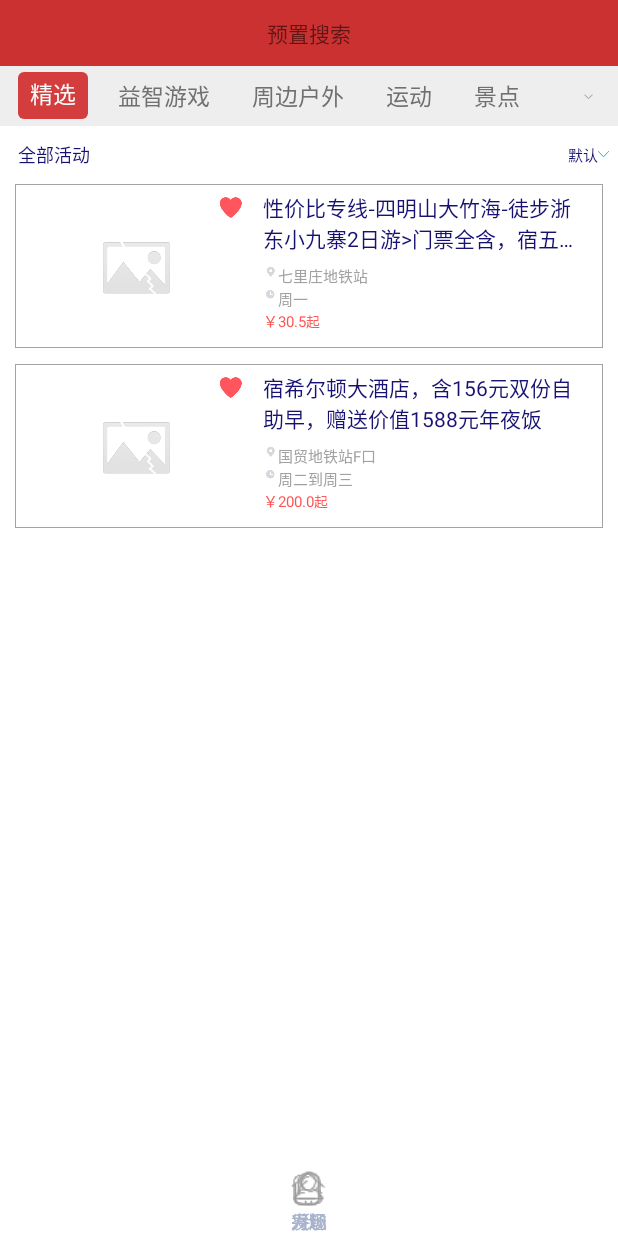
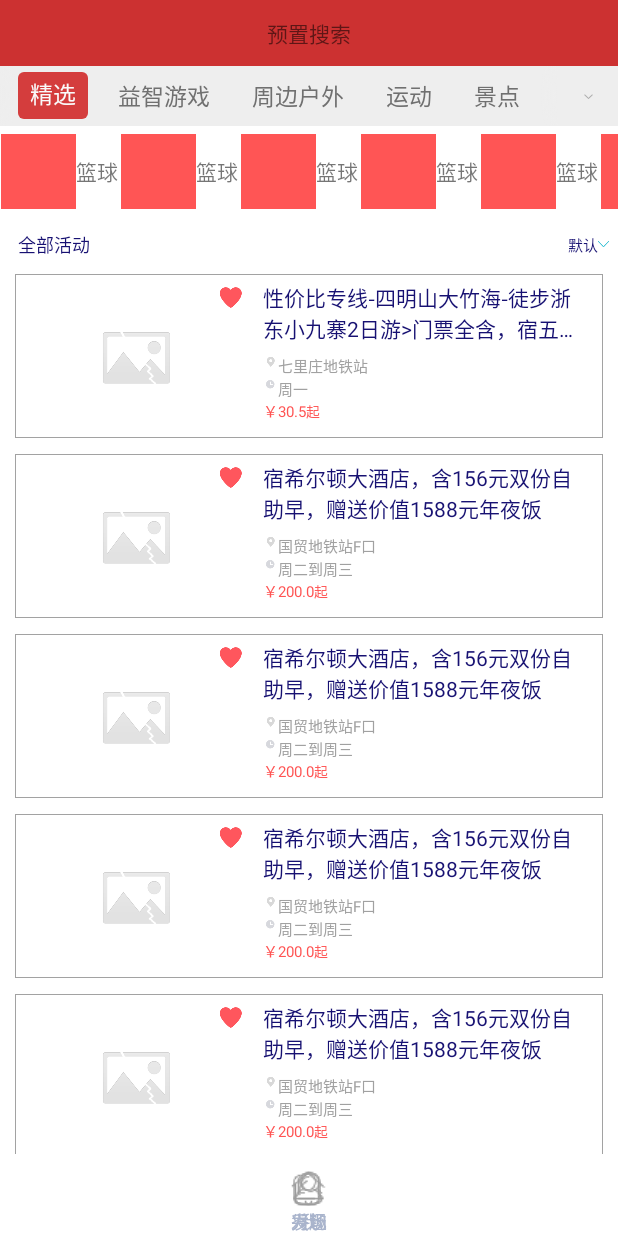
Before and after one commit to WyDing/IdlePlay, an Android app: the screen it shows after launch (IndexActivity), on a phone screen of 412 x 824 dp. Run offline under Robolectric (Android 15) with nearby library versions, the phone set to English and light mode, and no system bars; our stand-ins replace ButterKnife, CircleImageView; pictures from the network do not load.

Commit message:
第三类item添加

```diff
--- /dev/null
+++ b/app/src/main/java/com/iwuyou/idleplay/actions/ActionLabelAdapter.java
@@ -0,0 +1,90 @@
+package com.iwuyou.idleplay.actions;
+
+import android.content.Context;
+import android.support.v7.widget.RecyclerView;
+import android.view.LayoutInflater;
+import android.view.View;
+import android.view.ViewGroup;
+import android.widget.ImageView;
+import android.widget.TextView;
+
+import com.iwuyou.idleplay.R;
+import com.iwuyou.idleplay.mode.ActionLabel;
+
+import java.util.List;
+
+import butterknife.BindView;
+import butterknife.ButterKnife;
+
+/**
+ * Created by duanding on 16/11/26.
+ */
+
+public class ActionLabelAdapter extends RecyclerView.Adapter<ActionLabelAdapter.ViewHolder> {
+    private Context context;
+    private List<ActionLabel> actionLabels;
+
+
+    public ActionLabelAdapter(Context context, List<ActionLabel> actionLabels) {
+        this.context = context;
+        this.actionLabels = actionLabels;
+    }
+
+    @Override
+    public ViewHolder onCreateViewHolder(ViewGroup parent, int viewType) {
+        View view = LayoutInflater.from(context).inflate(R.layout.item_action_form_view, null);
+        return new ViewHolder(view);
+    }
+
+    @Override
+    public void onBindViewHolder(final ViewHolder holder, final int position) {
+        holder.itemView.setOnClickListener(new View.OnClickListener() {
+            @Override
+            public void onClick(View v) {
+                if (null != onItemClickListener) {
+                    onItemClickListener.onItemClick(holder.itemView, position, actionLabels.get(position));
+                }
+            }
+        });
+        holder.itemView.setOnLongClickListener(new View.OnLongClickListener() {
+            @Override
+            public boolean onLongClick(View v) {
+                if (null != onItemClickListener) {
+                    onItemClickListener.onItemLongClick(holder.itemView, position, actionLabels.get(position));
+                }
+                return true;
+            }
+        });
+    }
+
+    @Override
+    public int getItemCount() {
+        return null == actionLabels ? 0 : actionLabels.size();
+    }
+
+    static class ViewHolder extends RecyclerView.ViewHolder {
+        @BindView(R.id.image_ic)
+        ImageView imageIc;
+        @BindView(R.id.image_name)
+        TextView imageName;
+
+        ViewHolder(View view) {
+            super(view);
+            ButterKnife.bind(this, view);
+        }
+    }
+
+    private OnItemClickListener<ActionLabel> onItemClickListener;
+
+    public void setOnItemClickListener(OnItemClickListener<ActionLabel> onItemClickListener) {
+        this.onItemClickListener = onItemClickListener;
+    }
+
+    // 点击事件接口
+    public interface OnItemClickListener<T> {
+        void onItemClick(View view, int position, T model);
+
+        void onItemLongClick(View view, int position, T model);
+    }
+
+}
--- a/app/src/main/java/com/iwuyou/idleplay/actions/ActionsAdapter.java
+++ b/app/src/main/java/com/iwuyou/idleplay/actions/ActionsAdapter.java
@@ -1,12 +1,15 @@
 package com.iwuyou.idleplay.actions;
 
 import android.content.Context;
+import android.support.v7.widget.LinearLayoutManager;
+import android.support.v7.widget.RecyclerView;
 import android.view.View;
 import android.widget.ImageView;
 import android.widget.TextView;
 
 import com.iwuyou.idleplay.R;
 import com.iwuyou.idleplay.mode.Action;
+import com.iwuyou.idleplay.mode.ActionLabel;
 import com.iwuyou.idleplay.utils.ImageLoader;
 import com.iwuyou.idleplay.view.swipe.BaseRecyclerViewAdapter;
 import com.iwuyou.idleplay.view.swipe.BaseViewHolder;
@@ -26,6 +29,7 @@ import static com.iwuyou.idleplay.mode.Action.SORT;
 
 public class ActionsAdapter extends BaseRecyclerViewAdapter<Action> {
 
+
     public ActionsAdapter(Context context, List<Action> data) {
         super(context, data);
     }
@@ -37,8 +41,8 @@ public class ActionsAdapter extends BaseRecyclerViewAdapter<Action> {
                 return new ViewHolderBrief(realContentView);
             case SORT:
                 return new ViewHolderSort(realContentView);
-//            case FORM:
-//                return R.layout.item_action_form;
+            case FORM:
+                return new ViewHolderFrom(realContentView);
         }
         return new ViewHolderBrief(realContentView);
     }
@@ -59,6 +63,31 @@ public class ActionsAdapter extends BaseRecyclerViewAdapter<Action> {
             case SORT:
                 break;
             case FORM:
+                ViewHolderFrom viewHolderFrom = (ViewHolderFrom) holder;
+                LinearLayoutManager layoutManager = new LinearLayoutManager(mContext);
+                layoutManager.setOrientation(LinearLayoutManager.HORIZONTAL);
+                viewHolderFrom.recyclerView.setLayoutManager(layoutManager);
+                List<ActionLabel> labels = getItemData(position).getLabels();
+                if (null != labels && labels.size() != 0) {
+                    ActionLabelAdapter adapter = new ActionLabelAdapter(mContext, labels);
+                    if (null != onFromItemClickListener) {
+                        adapter.setOnItemClickListener(new ActionLabelAdapter.OnItemClickListener<ActionLabel>() {
+                            @Override
+                            public void onItemClick(View view, int position, ActionLabel model) {
+                                onFromItemClickListener.onItemClick(view, position, model);
+                            }
+
+                            @Override
+                            public void onItemLongClick(View view, int position, ActionLabel model) {
+                                onFromItemClickListener.onItemLongClick(view, position, model);
+                            }
+                        });
+                    }
+                    viewHolderFrom.recyclerView.setAdapter(adapter);
+
+                } else {
+                    viewHolderFrom.recyclerView.setVisibility(View.GONE);
+                }
                 break;
         }
 
@@ -103,7 +132,7 @@ public class ActionsAdapter extends BaseRecyclerViewAdapter<Action> {
     }
 
 
-    static class ViewHolderSort extends BaseViewHolder{
+    static class ViewHolderSort extends BaseViewHolder {
         @BindView(R.id.img_arrow)
         ImageView imgArrow;
         @BindView(R.id.text_sort)
@@ -114,4 +143,26 @@ public class ActionsAdapter extends BaseRecyclerViewAdapter<Action> {
             ButterKnife.bind(this, view);
         }
     }
+
+    static class ViewHolderFrom extends BaseViewHolder {
+        @BindView(R.id.recycler_view)
+        RecyclerView recyclerView;
+
+        ViewHolderFrom(View view) {
+            super(view);
+            ButterKnife.bind(this, view);
+        }
+    }
+
+    private OnFromItemClickListener onFromItemClickListener;
+
+    public void setOnFromItemClickListener(OnFromItemClickListener onFromItemClickListener) {
+        this.onFromItemClickListener = onFromItemClickListener;
+    }
+
+    public static interface OnFromItemClickListener {
+        void onItemClick(View view, int position, ActionLabel model);
+
+        void onItemLongClick(View view, int position, ActionLabel model);
+    }
 }
--- a/app/src/main/java/com/iwuyou/idleplay/actions/ActionsFragment.java
+++ b/app/src/main/java/com/iwuyou/idleplay/actions/ActionsFragment.java
@@ -3,6 +3,7 @@ package com.iwuyou.idleplay.actions;
 import android.app.Activity;
 import android.os.Bundle;
 import android.support.v7.widget.LinearLayoutManager;
+import android.support.v7.widget.RecyclerView;
 import android.view.LayoutInflater;
 import android.view.View;
 import android.view.ViewGroup;
@@ -10,8 +11,11 @@ import android.view.ViewGroup;
 import com.iwuyou.idleplay.R;
 import com.iwuyou.idleplay.base.BaseFragment;
 import com.iwuyou.idleplay.mode.Action;
+import com.iwuyou.idleplay.mode.ActionLabel;
 import com.iwuyou.idleplay.view.swipe.RichRecyclerView;
 import com.iwuyou.libmine.view.pullrefreshandloadview.PullToRefreshLayout;
+import com.iwuyou.libmine.view.pullrefreshandloadview.Pullable;
+import com.libswipeview.swipe.touch.OnItemMoveListener;
 
 import java.util.ArrayList;
 import java.util.List;
@@ -23,11 +27,13 @@ import butterknife.ButterKnife;
  * Created by duanding on 16/11/21.
  */
 
-public class ActionsFragment extends BaseFragment {
+public class ActionsFragment extends BaseFragment implements PullToRefreshLayout.OnRefreshListener {
 
     private static final String ARG_POSITION = "position";
     @BindView(R.id.recycler_view)
     RichRecyclerView mRecyclerView;
+    @BindView(R.id.view_sort)
+    View viewSort;
     @BindView(R.id.view_pull_layout)
     PullToRefreshLayout mViewPullLayout;
 
@@ -36,6 +42,8 @@ public class ActionsFragment extends BaseFragment {
     private ActionsAdapter mAdapter;
 
     private Activity activity;
+
+    private boolean isRefresh;
 
     @Override
     public int initContentViewID() {
@@ -47,8 +55,22 @@ public class ActionsFragment extends BaseFragment {
         activity = getActivity();
         mActions = new ArrayList<>();
         mAdapter = new ActionsAdapter(activity, mActions);
-        mRecyclerView.setLayoutManager(new LinearLayoutManager(activity));
+        final LinearLayoutManager layoutManager = new LinearLayoutManager(activity);
+        mRecyclerView.setLayoutManager(layoutManager);
         mRecyclerView.setAdapter(mAdapter);
+        isRefresh = false;
+
+        List<ActionLabel> actionLabels = new ArrayList<>();
+        actionLabels.add(new ActionLabel());
+        actionLabels.add(new ActionLabel());
+        actionLabels.add(new ActionLabel());
+        actionLabels.add(new ActionLabel());
+        actionLabels.add(new ActionLabel());
+        actionLabels.add(new ActionLabel());
+        actionLabels.add(new ActionLabel());
+        actionLabels.add(new ActionLabel());
+        actionLabels.add(new ActionLabel());
+        mActions.add(new Action(actionLabels, Action.FORM));
         mActions.add(new Action(Action.SORT));
         mActions.add(new Action("性价比专线-四明山大竹海-徒步浙东小九寨2日游>门票全含，宿五星，性价比爆棚",
                 "周一", "七里庄地铁站", null, 30.5,
@@ -58,6 +80,37 @@ public class ActionsFragment extends BaseFragment {
         mActions.add(new Action("宿希尔顿大酒店，含156元双份自助早，赠送价值1588元年夜饭", "周二到周三", "国贸地铁站F口", null,
                 200, "http://m.tuniucdn.com/fb2/t1/G2/M00/07/E7/Cii-TFgsHSGIG5MWAAiS7RergWcAAEdQwKoow4ACJMF906_w450_h300_c1_t0_w500_h280_c1_t0.jpg"
                 , Action.BRIEF));
+        mActions.add(new Action("宿希尔顿大酒店，含156元双份自助早，赠送价值1588元年夜饭", "周二到周三", "国贸地铁站F口", null,
+                200, "http://m.tuniucdn.com/fb2/t1/G2/M00/07/E7/Cii-TFgsHSGIG5MWAAiS7RergWcAAEdQwKoow4ACJMF906_w450_h300_c1_t0_w500_h280_c1_t0.jpg"
+                , Action.BRIEF));
+        mActions.add(new Action("宿希尔顿大酒店，含156元双份自助早，赠送价值1588元年夜饭", "周二到周三", "国贸地铁站F口", null,
+                200, "http://m.tuniucdn.com/fb2/t1/G2/M00/07/E7/Cii-TFgsHSGIG5MWAAiS7RergWcAAEdQwKoow4ACJMF906_w450_h300_c1_t0_w500_h280_c1_t0.jpg"
+                , Action.BRIEF));
+        mActions.add(new Action("宿希尔顿大酒店，含156元双份自助早，赠送价值1588元年夜饭", "周二到周三", "国贸地铁站F口", null,
+                200, "http://m.tuniucdn.com/fb2/t1/G2/M00/07/E7/Cii-TFgsHSGIG5MWAAiS7RergWcAAEdQwKoow4ACJMF906_w450_h300_c1_t0_w500_h280_c1_t0.jpg"
+                , Action.BRIEF));
+
+
+        mRecyclerView.addOnScrollListener(new RecyclerView.OnScrollListener() {
+            @Override
+            public void onScrollStateChanged(RecyclerView recyclerView, int newState) {
+                super.onScrollStateChanged(recyclerView, newState);
+
+            }
+
+            @Override
+            public void onScrolled(RecyclerView recyclerView, int dx, int dy) {
+                super.onScrolled(recyclerView, dx, dy);
+                if (mActions.get(layoutManager.findFirstVisibleItemPosition()).getType() == Action.SORT &&
+                        !mViewPullLayout.isRefresh()) {
+                    viewSort.setVisibility(View.VISIBLE);
+                } else {
+                    viewSort.setVisibility(View.GONE);
+                }
+            }
+        });
+
+
         mAdapter.notifyDataSetChanged();
     }
 
@@ -68,4 +121,14 @@ public class ActionsFragment extends BaseFragment {
         f.setArguments(b);
         return f;
     }
+
+    @Override
+    public void onRefresh(PullToRefreshLayout pullToRefreshLayout) {
+        isRefresh = true;
+    }
+
+    @Override
+    public void onLoadMore(PullToRefreshLayout pullToRefreshLayout) {
+
+    }
 }
--- a/app/src/main/java/com/iwuyou/idleplay/mode/Action.java
+++ b/app/src/main/java/com/iwuyou/idleplay/mode/Action.java
@@ -26,6 +26,7 @@ public class Action implements Parcelable {
     private int type;
     private int state;
     private boolean isLike;
+    private List<ActionLabel> labels;
 
     public String getName() {
         return name;
@@ -99,10 +100,23 @@ public class Action implements Parcelable {
         this.imageDetailUrl = imageDetailUrl;
     }
 
+    public List<ActionLabel> getLabels() {
+        return labels;
+    }
+
+    public void setLabels(List<ActionLabel> labels) {
+        this.labels = labels;
+    }
+
     public Action() {
     }
 
     public Action(int type) {
+        this.type = type;
+    }
+
+    public Action(List<ActionLabel> labels, int type) {
+        this.labels = labels;
         this.type = type;
     }
 
--- a/app/src/main/res/layout/fragment_actions.xml
+++ b/app/src/main/res/layout/fragment_actions.xml
@@ -1,5 +1,5 @@
 <?xml version="1.0" encoding="utf-8"?>
-<LinearLayout xmlns:android="http://schemas.android.com/apk/res/android"
+<RelativeLayout xmlns:android="http://schemas.android.com/apk/res/android"
     android:layout_width="match_parent"
     android:layout_height="match_parent"
     android:background="#ffffff"
@@ -12,16 +12,23 @@
 
         <include layout="@layout/refresh_head_view" />
 
+
         <com.iwuyou.idleplay.view.swipe.RichRecyclerView
             android:id="@+id/recycler_view"
             android:layout_width="match_parent"
+            android:layout_height="match_parent"
             android:paddingBottom="5dp"
             android:paddingTop="5dp"
-            android:layout_height="match_parent"
             android:scrollbars="none">
 
         </com.iwuyou.idleplay.view.swipe.RichRecyclerView>
 
+
         <include layout="@layout/load_more_view" />
     </com.iwuyou.libmine.view.pullrefreshandloadview.PullToRefreshLayout>
-</LinearLayout>
+
+    <include
+        android:id="@+id/view_sort"
+        layout="@layout/item_action_sort"
+        android:visibility="gone" />
+</RelativeLayout>
--- a/app/src/main/res/layout/item_action_form.xml
+++ b/app/src/main/res/layout/item_action_form.xml
@@ -1,6 +1,7 @@
 <?xml version="1.0" encoding="utf-8"?>
-<LinearLayout xmlns:android="http://schemas.android.com/apk/res/android"
-    android:orientation="vertical" android:layout_width="match_parent"
-    android:layout_height="match_parent">
-
-</LinearLayout>
+<android.support.v7.widget.RecyclerView xmlns:android="http://schemas.android.com/apk/res/android"
+    android:id="@+id/recycler_view"
+    android:layout_width="match_parent"
+    android:layout_height="60dp"
+    android:minHeight="60dp"
+    android:orientation="vertical" />
--- /dev/null
+++ b/app/src/main/res/layout/item_action_form_view.xml
@@ -0,0 +1,20 @@
+<?xml version="1.0" encoding="utf-8"?>
+<LinearLayout xmlns:android="http://schemas.android.com/apk/res/android"
+    android:layout_width="80dp"
+    android:layout_height="match_parent"
+    android:gravity="center"
+    android:minWidth="80dp"
+    android:orientation="horizontal">
+
+    <ImageView
+        android:id="@+id/image_ic"
+        android:layout_width="50dp"
+        android:layout_height="50dp"
+        android:background="#ff5555" />
+
+    <TextView
+        android:id="@+id/image_name"
+        android:layout_width="wrap_content"
+        android:layout_height="wrap_content"
+        android:text="篮球" />
+</LinearLayout>
--- a/libmine/src/main/java/com/iwuyou/libmine/view/pullrefreshandloadview/PullToRefreshLayout.java
+++ b/libmine/src/main/java/com/iwuyou/libmine/view/pullrefreshandloadview/PullToRefreshLayout.java
@@ -116,6 +116,8 @@ public class PullToRefreshLayout extends RelativeLayout {
 
     private Context mContext;
 
+    private boolean isRefresh;
+
     private String pullDownText = getContext().getString(R.string.pull_to_refresh);
     private String pullUpText = getContext().getString(R.string.pullup_to_load);
     private String pullInitText = getContext().getString(R.string.release_to_refresh);
@@ -151,6 +153,7 @@ public class PullToRefreshLayout extends RelativeLayout {
             if (pullDownY < 0) {
                 // 已完成回弹
                 pullDownY = 0;
+                isRefresh = false;
                 pullView.clearAnimation();
                 // 隐藏下拉头时有可能还在刷新，只有当前状态不是正在刷新时才改变状态
                 if (state != REFRESHING && state != LOADING)
@@ -207,6 +210,7 @@ public class PullToRefreshLayout extends RelativeLayout {
         LinearInterpolator lir = new LinearInterpolator();
         rotateAnimation.setInterpolator(lir);
         refreshingAnimation.setInterpolator(lir);
+        isRefresh = true;
     }
 
     private void hide() {
@@ -398,6 +402,7 @@ public class PullToRefreshLayout extends RelativeLayout {
                     if ((pullDownY > 0
                             || (((Pullable) pullableView).canPullDown()
                             && canPullDown && state != LOADING) && openPullDown)) {
+                        isRefresh = true;
                         // 可以下拉，正在加载时不能下拉
                         // 对实际滑动距离做缩小，造成用力拉的感觉
                         pullDownY = pullDownY + (ev.getY() - lastY) / radio;
@@ -687,4 +692,11 @@ public class PullToRefreshLayout extends RelativeLayout {
     }
 
 
+    public boolean isRefresh() {
+        return isRefresh;
+    }
+
+    public void setRefresh(boolean refresh) {
+        isRefresh = refresh;
+    }
 }
```
Also changed, not shown: app/src/main/java/com/iwuyou/idleplay/mode/ActionLabel.java (added, +36 -0 lines).
